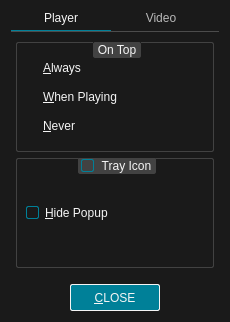
Old version of the form src/ui/preferencesdialog.ui in the repository u8sand/Baka-MPlayer.
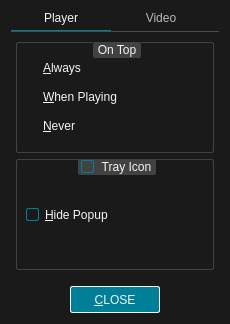
New version of the form. Icons and pictures are not drawn.

Commit message: Added padding to QPushButton

Diff of the .ui file:
```diff
--- a/src/ui/preferencesdialog.ui
+++ b/src/ui/preferencesdialog.ui
@@ -7,7 +7,7 @@
     <x>0</x>
     <y>0</y>
     <width>230</width>
-    <height>322</height>
+    <height>324</height>
    </rect>
   </property>
   <property name="windowTitle">
@@ -93,8 +93,9 @@
 	color: whitesmoke;
 	border: 1px solid black;
 	border-radius: 2px;
-    min-width: 88px;
-	min-height: 25px;
+	padding: 4px 6px;
+    min-width: 76px;
+	min-height: 17px;
 }
 QPushButton:default {
 	border: 1px solid whitesmoke;
```
The commit also changes 7 other files.
